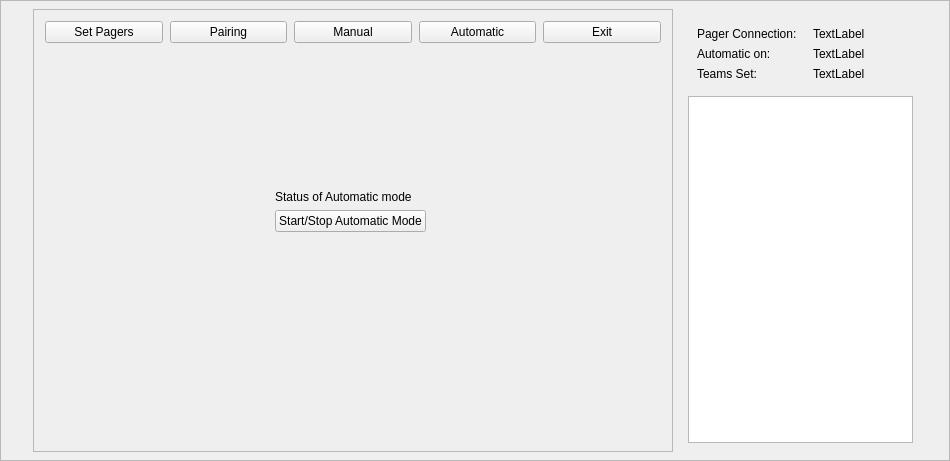
Before: the Qt Designer form App/PCUI.ui in BotPager/pc-software, drawn with Qt 5.
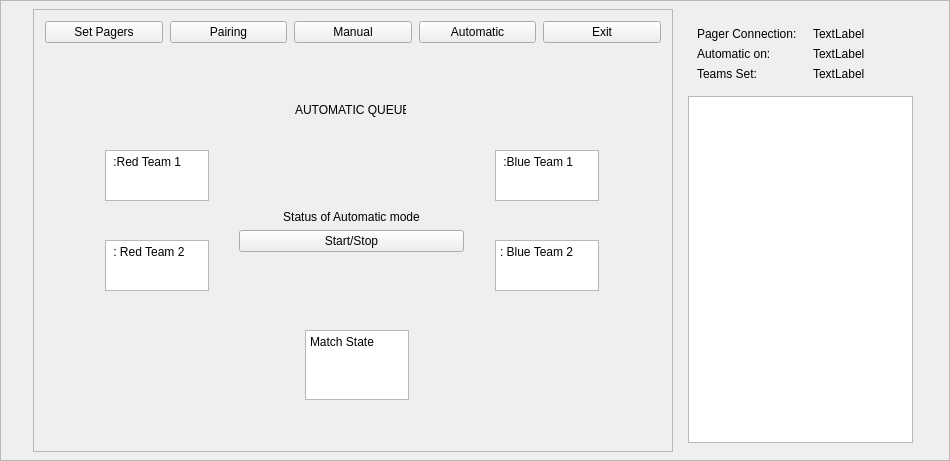
After: the same form once the commit is applied. The open tabs and pages were chosen to show the change.

Commit message: Queue Teams successfully imported into UI

```diff
--- a/App/PCUI.ui
+++ b/App/PCUI.ui
@@ -803,29 +803,145 @@
             <widget class="QWidget" name="formLayoutWidget">
              <property name="geometry">
               <rect>
-               <x>230</x>
-               <y>140</y>
-               <width>239</width>
+               <x>188</x>
+               <y>160</y>
+               <width>231</width>
                <height>80</height>
               </rect>
              </property>
              <layout class="QFormLayout" name="formLayout">
-              <item row="2" column="0">
-               <widget class="QPushButton" name="pushButton">
-                <property name="text">
-                 <string>Start/Stop Automatic Mode</string>
-                </property>
-               </widget>
-              </item>
-              <item row="1" column="0">
+              <item row="1" column="1">
                <widget class="QLabel" name="label_3">
                 <property name="text">
                  <string>Status of Automatic mode</string>
                 </property>
+                <property name="alignment">
+                 <set>Qt::AlignmentFlag::AlignCenter</set>
+                </property>
+               </widget>
+              </item>
+              <item row="2" column="1">
+               <widget class="QPushButton" name="pushButton">
+                <property name="text">
+                 <string>Start/Stop</string>
+                </property>
                </widget>
               </item>
              </layout>
             </widget>
+            <widget class="QTextEdit" name="matchStateText">
+             <property name="geometry">
+              <rect>
+               <x>260</x>
+               <y>280</y>
+               <width>104</width>
+               <height>70</height>
+              </rect>
+             </property>
+             <property name="html">
+              <string>&lt;!DOCTYPE HTML PUBLIC &quot;-//W3C//DTD HTML 4.0//EN&quot; &quot;http://www.w3.org/TR/REC-html40/strict.dtd&quot;&gt;
+&lt;html&gt;&lt;head&gt;&lt;meta name=&quot;qrichtext&quot; content=&quot;1&quot; /&gt;&lt;meta charset=&quot;utf-8&quot; /&gt;&lt;style type=&quot;text/css&quot;&gt;
+p, li { white-space: pre-wrap; }
+hr { height: 1px; border-width: 0; }
+li.unchecked::marker { content: &quot;\2610&quot;; }
+li.checked::marker { content: &quot;\2612&quot;; }
+&lt;/style&gt;&lt;/head&gt;&lt;body style=&quot; font-family:'Segoe UI'; font-size:9pt; font-weight:400; font-style:normal;&quot;&gt;
+&lt;p style=&quot; margin-top:0px; margin-bottom:0px; margin-left:0px; margin-right:0px; -qt-block-indent:0; text-indent:0px;&quot;&gt;Match State&lt;/p&gt;&lt;/body&gt;&lt;/html&gt;</string>
+             </property>
+            </widget>
+            <widget class="QLabel" name="Title_2">
+             <property name="geometry">
+              <rect>
+               <x>250</x>
+               <y>50</y>
+               <width>111</width>
+               <height>20</height>
+              </rect>
+             </property>
+             <property name="text">
+              <string>AUTOMATIC QUEUE</string>
+             </property>
+            </widget>
+            <widget class="QTextEdit" name="blueTeam2Text">
+             <property name="geometry">
+              <rect>
+               <x>450</x>
+               <y>190</y>
+               <width>104</width>
+               <height>51</height>
+              </rect>
+             </property>
+             <property name="html">
+              <string>&lt;!DOCTYPE HTML PUBLIC &quot;-//W3C//DTD HTML 4.0//EN&quot; &quot;http://www.w3.org/TR/REC-html40/strict.dtd&quot;&gt;
+&lt;html&gt;&lt;head&gt;&lt;meta name=&quot;qrichtext&quot; content=&quot;1&quot; /&gt;&lt;meta charset=&quot;utf-8&quot; /&gt;&lt;style type=&quot;text/css&quot;&gt;
+p, li { white-space: pre-wrap; }
+hr { height: 1px; border-width: 0; }
+li.unchecked::marker { content: &quot;\2610&quot;; }
+li.checked::marker { content: &quot;\2612&quot;; }
+&lt;/style&gt;&lt;/head&gt;&lt;body style=&quot; font-family:'Segoe UI'; font-size:9pt; font-weight:400; font-style:normal;&quot;&gt;
+&lt;p style=&quot; margin-top:0px; margin-bottom:0px; margin-left:0px; margin-right:0px; -qt-block-indent:0; text-indent:0px;&quot;&gt;: Blue Team 2&lt;/p&gt;&lt;/body&gt;&lt;/html&gt;</string>
+             </property>
+            </widget>
+            <widget class="QTextEdit" name="redTeam1Text">
+             <property name="geometry">
+              <rect>
+               <x>60</x>
+               <y>100</y>
+               <width>104</width>
+               <height>51</height>
+              </rect>
+             </property>
+             <property name="html">
+              <string>&lt;!DOCTYPE HTML PUBLIC &quot;-//W3C//DTD HTML 4.0//EN&quot; &quot;http://www.w3.org/TR/REC-html40/strict.dtd&quot;&gt;
+&lt;html&gt;&lt;head&gt;&lt;meta name=&quot;qrichtext&quot; content=&quot;1&quot; /&gt;&lt;meta charset=&quot;utf-8&quot; /&gt;&lt;style type=&quot;text/css&quot;&gt;
+p, li { white-space: pre-wrap; }
+hr { height: 1px; border-width: 0; }
+li.unchecked::marker { content: &quot;\2610&quot;; }
+li.checked::marker { content: &quot;\2612&quot;; }
+&lt;/style&gt;&lt;/head&gt;&lt;body style=&quot; font-family:'Segoe UI'; font-size:9pt; font-weight:400; font-style:normal;&quot;&gt;
+&lt;p style=&quot; margin-top:0px; margin-bottom:0px; margin-left:0px; margin-right:0px; -qt-block-indent:0; text-indent:0px;&quot;&gt; :Red Team 1&lt;/p&gt;&lt;/body&gt;&lt;/html&gt;</string>
+             </property>
+            </widget>
+            <widget class="QTextEdit" name="redTeam2Text">
+             <property name="geometry">
+              <rect>
+               <x>60</x>
+               <y>190</y>
+               <width>104</width>
+               <height>51</height>
+              </rect>
+             </property>
+             <property name="html">
+              <string>&lt;!DOCTYPE HTML PUBLIC &quot;-//W3C//DTD HTML 4.0//EN&quot; &quot;http://www.w3.org/TR/REC-html40/strict.dtd&quot;&gt;
+&lt;html&gt;&lt;head&gt;&lt;meta name=&quot;qrichtext&quot; content=&quot;1&quot; /&gt;&lt;meta charset=&quot;utf-8&quot; /&gt;&lt;style type=&quot;text/css&quot;&gt;
+p, li { white-space: pre-wrap; }
+hr { height: 1px; border-width: 0; }
+li.unchecked::marker { content: &quot;\2610&quot;; }
+li.checked::marker { content: &quot;\2612&quot;; }
+&lt;/style&gt;&lt;/head&gt;&lt;body style=&quot; font-family:'Segoe UI'; font-size:9pt; font-weight:400; font-style:normal;&quot;&gt;
+&lt;p style=&quot; margin-top:0px; margin-bottom:0px; margin-left:0px; margin-right:0px; -qt-block-indent:0; text-indent:0px;&quot;&gt; : Red Team 2&lt;/p&gt;&lt;/body&gt;&lt;/html&gt;</string>
+             </property>
+            </widget>
+            <widget class="QTextEdit" name="blueTeam1Text">
+             <property name="geometry">
+              <rect>
+               <x>450</x>
+               <y>100</y>
+               <width>104</width>
+               <height>51</height>
+              </rect>
+             </property>
+             <property name="html">
+              <string>&lt;!DOCTYPE HTML PUBLIC &quot;-//W3C//DTD HTML 4.0//EN&quot; &quot;http://www.w3.org/TR/REC-html40/strict.dtd&quot;&gt;
+&lt;html&gt;&lt;head&gt;&lt;meta name=&quot;qrichtext&quot; content=&quot;1&quot; /&gt;&lt;meta charset=&quot;utf-8&quot; /&gt;&lt;style type=&quot;text/css&quot;&gt;
+p, li { white-space: pre-wrap; }
+hr { height: 1px; border-width: 0; }
+li.unchecked::marker { content: &quot;\2610&quot;; }
+li.checked::marker { content: &quot;\2612&quot;; }
+&lt;/style&gt;&lt;/head&gt;&lt;body style=&quot; font-family:'Segoe UI'; font-size:9pt; font-weight:400; font-style:normal;&quot;&gt;
+&lt;p style=&quot; margin-top:0px; margin-bottom:0px; margin-left:0px; margin-right:0px; -qt-block-indent:0; text-indent:0px;&quot;&gt; :Blue Team 1&lt;/p&gt;&lt;/body&gt;&lt;/html&gt;</string>
+             </property>
+            </widget>
            </widget>
            <widget class="QWidget" name="Provision">
             <property name="minimumSize">
```
Left out of the diff: 2 changed lines with no effect on the pictures. The commit also changes 3 other files.
